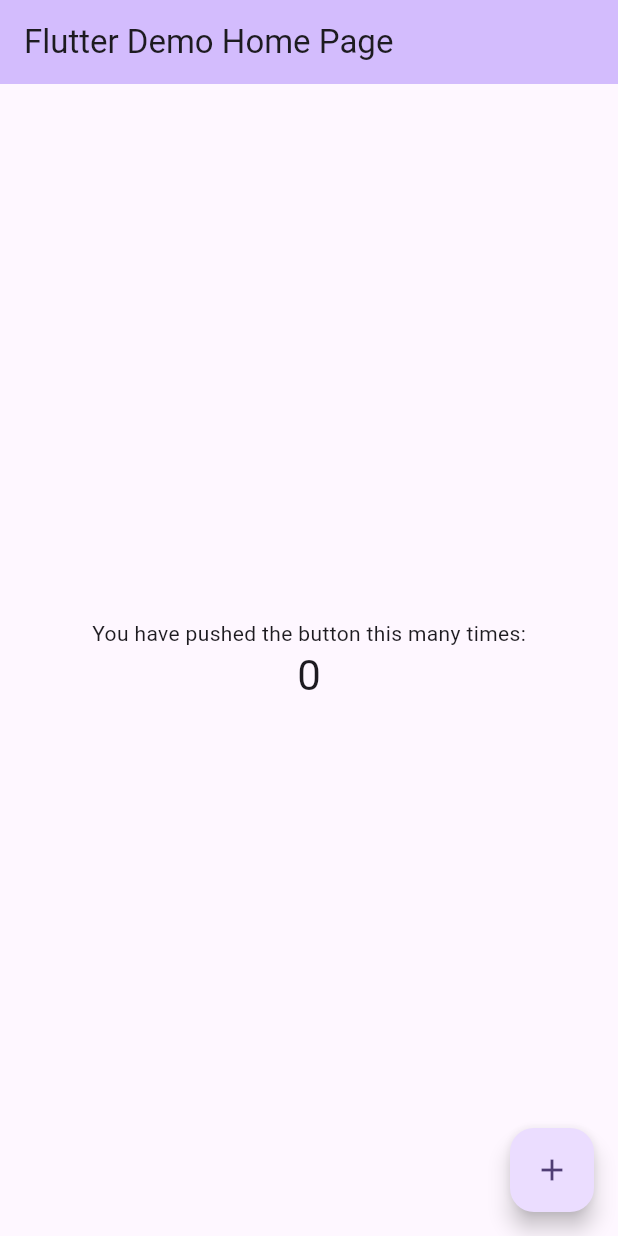
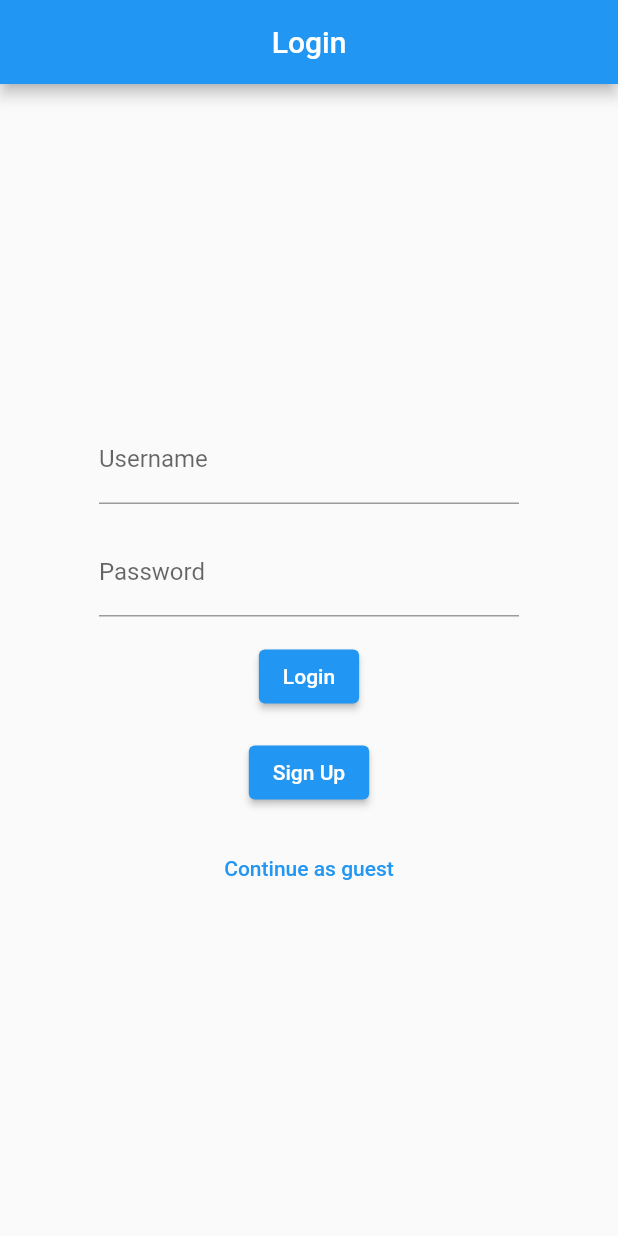
Before and after one commit to BilalN777/smart_grocery, a Flutter app: the screen it shows after launch, on a phone screen of 412 x 824 dp. Run offline on Flutter 3.47's test engine with Material 2 defaults, Android fonts, the phone set to English and light mode, and no system bars.

Commit message:
made the login page

```diff
--- a/Code/Smart_Grocery/lib/main.dart
+++ b/Code/Smart_Grocery/lib/main.dart
@@ -1,125 +1,126 @@
 import 'package:flutter/material.dart';
+import 'package:smart_grocery/pages/login_page.dart';
 
 void main() {
-  runApp(const MyApp());
+  runApp(const LoginApp());
 }
 
-class MyApp extends StatelessWidget {
-  const MyApp({super.key});
-
-  // This widget is the root of your application.
-  @override
-  Widget build(BuildContext context) {
-    return MaterialApp(
-      title: 'Flutter Demo',
-      theme: ThemeData(
-        // This is the theme of your application.
+// class MyApp extends StatelessWidget {
+//   const MyApp({super.key});
 //
-        // TRY THIS: Try running your application with "flutter run". You'll see
-        // the application has a blue toolbar. Then, without quitting the app,
-        // try changing the seedColor in the colorScheme below to Colors.green
-        // and then invoke "hot reload" (save your changes or press the "hot
-        // reload" button in a Flutter-supported IDE, or press "r" if you used
-        // the command line to start the app).
+//   // This widget is the root of your application.
+//   @override
+//   Widget build(BuildContext context) {
+//     return MaterialApp(
+//       title: 'Flutter Demo',
+//       theme: ThemeData(
+//         // This is the theme of your application.
+//         //
+//         // TRY THIS: Try running your application with "flutter run". You'll see
+//         // the application has a blue toolbar. Then, without quitting the app,
+//         // try changing the seedColor in the colorScheme below to Colors.green
+//         // and then invoke "hot reload" (save your changes or press the "hot
+//         // reload" button in a Flutter-supported IDE, or press "r" if you used
+//         // the command line to start the app).
+//         //
+//         // Notice that the counter didn't reset back to zero; the application
+//         // state is not lost during the reload. To reset the state, use hot
+//         // restart instead.
+//         //
+//         // This works for code too, not just values: Most code changes can be
+//         // tested with just a hot reload.
+//         colorScheme: ColorScheme.fromSeed(seedColor: Colors.deepPurple),
+//         useMaterial3: true,
+//       ),
+//       home: const MyHomePage(title: 'Flutter Demo Home Page'),
+//     );
+//   }
+// }
 //
-        // Notice that the counter didn't reset back to zero; the application
-        // state is not lost during the reload. To reset the state, use hot
-        // restart instead.
+// class MyHomePage extends StatefulWidget {
+//   const MyHomePage({super.key, required this.title});
 //
-        // This works for code too, not just values: Most code changes can be
-        // tested with just a hot reload.
-        colorScheme: ColorScheme.fromSeed(seedColor: Colors.deepPurple),
-        useMaterial3: true,
-      ),
-      home: const MyHomePage(title: 'Flutter Demo Home Page'),
-    );
-  }
-}
-
-class MyHomePage extends StatefulWidget {
-  const MyHomePage({super.key, required this.title});
-
-  // This widget is the home page of your application. It is stateful, meaning
-  // that it has a State object (defined below) that contains fields that affect
-  // how it looks.
-
-  // This class is the configuration for the state. It holds the values (in this
-  // case the title) provided by the parent (in this case the App widget) and
-  // used by the build method of the State. Fields in a Widget subclass are
-  // always marked "final".
-
-  final String title;
-
-  @override
-  State<MyHomePage> createState() => _MyHomePageState();
-}
-
-class _MyHomePageState extends State<MyHomePage> {
-  int _counter = 0;
-
-  void _incrementCounter() {
-    setState(() {
-      // This call to setState tells the Flutter framework that something has
-      // changed in this State, which causes it to rerun the build method below
-      // so that the display can reflect the updated values. If we changed
-      // _counter without calling setState(), then the build method would not be
-      // called again, and so nothing would appear to happen.
-      _counter++;
-    });
-  }
-
-  @override
-  Widget build(BuildContext context) {
-    // This method is rerun every time setState is called, for instance as done
-    // by the _incrementCounter method above.
+//   // This widget is the home page of your application. It is stateful, meaning
+//   // that it has a State object (defined below) that contains fields that affect
+//   // how it looks.
 //
-    // The Flutter framework has been optimized to make rerunning build methods
-    // fast, so that you can just rebuild anything that needs updating rather
-    // than having to individually change instances of widgets.
-    return Scaffold(
-      appBar: AppBar(
-        // TRY THIS: Try changing the color here to a specific color (to
-        // Colors.amber, perhaps?) and trigger a hot reload to see the AppBar
-        // change color while the other colors stay the same.
-        backgroundColor: Theme.of(context).colorScheme.inversePrimary,
-        // Here we take the value from the MyHomePage object that was created by
-        // the App.build method, and use it to set our appbar title.
-        title: Text(widget.title),
-      ),
-      body: Center(
-        // Center is a layout widget. It takes a single child and positions it
-        // in the middle of the parent.
-        child: Column(
-          // Column is also a layout widget. It takes a list of children and
-          // arranges them vertically. By default, it sizes itself to fit its
-          // children horizontally, and tries to be as tall as its parent.
+//   // This class is the configuration for the state. It holds the values (in this
+//   // case the title) provided by the parent (in this case the App widget) and
+//   // used by the build method of the State. Fields in a Widget subclass are
+//   // always marked "final".
 //
-          // Column has various properties to control how it sizes itself and
-          // how it positions its children. Here we use mainAxisAlignment to
-          // center the children vertically; the main axis here is the vertical
-          // axis because Columns are vertical (the cross axis would be
-          // horizontal).
+//   final String title;
 //
-          // TRY THIS: Invoke "debug painting" (choose the "Toggle Debug Paint"
-          // action in the IDE, or press "p" in the console), to see the
-          // wireframe for each widget.
-          mainAxisAlignment: MainAxisAlignment.center,
-          children: <Widget>[
-            const Text(
-              'You have pushed the button this many times:',
-            ),
-            Text(
-              '$_counter',
-              style: Theme.of(context).textTheme.headlineMedium,
-            ),
-          ],
-        ),
-      ),
-      floatingActionButton: FloatingActionButton(
-        onPressed: _incrementCounter,
-        tooltip: 'Increment',
-        child: const Icon(Icons.add),
-      ), // This trailing comma makes auto-formatting nicer for build methods.
-    );
-  }
-}
+//   @override
+//   State<MyHomePage> createState() => _MyHomePageState();
+// }
+//
+// class _MyHomePageState extends State<MyHomePage> {
+//   int _counter = 0;
+//
+//   void _incrementCounter() {
+//     setState(() {
+//       // This call to setState tells the Flutter framework that something has
+//       // changed in this State, which causes it to rerun the build method below
+//       // so that the display can reflect the updated values. If we changed
+//       // _counter without calling setState(), then the build method would not be
+//       // called again, and so nothing would appear to happen.
+//       _counter++;
+//     });
+//   }
+//
+//   @override
+//   Widget build(BuildContext context) {
+//     // This method is rerun every time setState is called, for instance as done
+//     // by the _incrementCounter method above.
+//     //
+//     // The Flutter framework has been optimized to make rerunning build methods
+//     // fast, so that you can just rebuild anything that needs updating rather
+//     // than having to individually change instances of widgets.
+//     return Scaffold(
+//       appBar: AppBar(
+//         // TRY THIS: Try changing the color here to a specific color (to
+//         // Colors.amber, perhaps?) and trigger a hot reload to see the AppBar
+//         // change color while the other colors stay the same.
+//         backgroundColor: Theme.of(context).colorScheme.inversePrimary,
+//         // Here we take the value from the MyHomePage object that was created by
+//         // the App.build method, and use it to set our appbar title.
+//         title: Text(widget.title),
+//       ),
+//       body: Center(
+//         // Center is a layout widget. It takes a single child and positions it
+//         // in the middle of the parent.
+//         child: Column(
+//           // Column is also a layout widget. It takes a list of children and
+//           // arranges them vertically. By default, it sizes itself to fit its
+//           // children horizontally, and tries to be as tall as its parent.
+//           //
+//           // Column has various properties to control how it sizes itself and
+//           // how it positions its children. Here we use mainAxisAlignment to
+//           // center the children vertically; the main axis here is the vertical
+//           // axis because Columns are vertical (the cross axis would be
+//           // horizontal).
+//           //
+//           // TRY THIS: Invoke "debug painting" (choose the "Toggle Debug Paint"
+//           // action in the IDE, or press "p" in the console), to see the
+//           // wireframe for each widget.
+//           mainAxisAlignment: MainAxisAlignment.center,
+//           children: <Widget>[
+//             const Text(
+//               'You have pushed the button this many times:',
+//             ),
+//             Text(
+//               '$_counter',
+//               style: Theme.of(context).textTheme.headlineMedium,
+//             ),
+//           ],
+//         ),
+//       ),
+//       floatingActionButton: FloatingActionButton(
+//         onPressed: _incrementCounter,
+//         tooltip: 'Increment',
+//         child: const Icon(Icons.add),
+//       ), // This trailing comma makes auto-formatting nicer for build methods.
+//     );
+//   }
+// }
--- /dev/null
+++ b/Code/Smart_Grocery/lib/pages/login_page.dart
@@ -0,0 +1,136 @@
+import 'package:flutter/foundation.dart';
+import 'package:flutter/material.dart';
+
+import 'home_page.dart';
+
+// void main() => runApp(LoginApp());
+
+class LoginApp extends StatelessWidget {
+  const LoginApp({super.key});
+
+  @override
+  Widget build(BuildContext context) {
+    return MaterialApp(
+      title: 'Login Demo',
+      theme: ThemeData(
+        primarySwatch: Colors.blue,
+      ),
+      home: LoginPage(),
+    );
+  }
+}
+
+class LoginPage extends StatefulWidget {
+  const LoginPage({super.key});
+
+  @override
+  _LoginPageState createState() => _LoginPageState();
+}
+
+class _LoginPageState extends State<LoginPage> {
+  final _formKey = GlobalKey<FormState>();
+  String _username = '';
+  String _password = '';
+
+  void _loginUser() {
+    if (_formKey.currentState!.validate()) {
+      // Handle login logic here
+      if (kDebugMode) {
+        print('Username: $_username, Password: $_password');
+      }
+      // For demonstration purposes, navigate to a new screen on submit
+      Navigator.of(context).push(MaterialPageRoute(builder: (context) => HomePage()));
+    }
+  }
+
+  void _signupUser() {
+    if (_formKey.currentState!.validate()) {
+      // Handle login logic here
+      if (kDebugMode) {
+        print('Username: $_username, Password: $_password');
+      }
+      // For demonstration purposes, navigate to a new screen on submit
+      Navigator.of(context).push(MaterialPageRoute(builder: (context) => HomePage()));
+    }
+  }
+
+  void _guestLogin() {
+    if (_formKey.currentState!.validate()) {
+      // Handle login logic here
+      if (kDebugMode) {
+        print('Username: $_username, Password: $_password');
+      }
+      // For demonstration purposes, navigate to a new screen on submit
+      Navigator.of(context).push(MaterialPageRoute(builder: (context) => HomePage()));
+    }
+  }
+  @override
+  Widget build(BuildContext context) {
+    return Scaffold(
+      appBar: AppBar(
+        centerTitle: true,
+        title: const Text('Login'),
+      ),
+      body: Padding(
+        padding: const EdgeInsets.all(16.0),
+        child: Form(
+          key: _formKey,
+          child: Padding(
+            padding: const EdgeInsets.only(left : 50.0 , right: 50) ,
+            child: Column(
+              mainAxisAlignment: MainAxisAlignment.center,
+              children: [
+                TextFormField(
+                  onChanged: (value) {
+                    setState(() {
+                      _username = value;
+                    });
+                  },
+                  validator: (value) {
+                    if (value == null || value.isEmpty) {
+                      return 'Please enter username';
+                    }
+                    return null;
+                  },
+                  decoration: InputDecoration(labelText: 'Username'),
+                ),
+                const SizedBox(height: 16),
+                TextFormField(
+                  onChanged: (value) {
+                    setState(() {
+                      _password = value;
+                    });
+                  },
+                  validator: (value) {
+                    if (value == null || value.isEmpty) {
+                      return 'Please enter password';
+                    }
+                    return null;
+                  },
+                  decoration: InputDecoration(labelText: 'Password'),
+                  obscureText: true,
+                ),
+                const SizedBox(height: 16),
+                ElevatedButton(
+                  onPressed: _loginUser,
+                  child: const Text('Login'),
+                ),
+                const SizedBox(height: 16),
+                ElevatedButton(
+                  onPressed: _signupUser,
+                  child: const Text('Sign Up'),
+                ),
+                const SizedBox(height: 16),
+                TextButton(
+                    onPressed: _guestLogin,
+                    child: const Text('Continue as guest'))
+              ],
+            ),
+          ),
+        ),
+      ),
+    );
+  }
+
+
+}
```
Also changed, not shown: Code/Smart_Grocery/lib/pages/home_page.dart (added, +21 -0 lines). Lines whose indentation alone changed are shown as unchanged.
